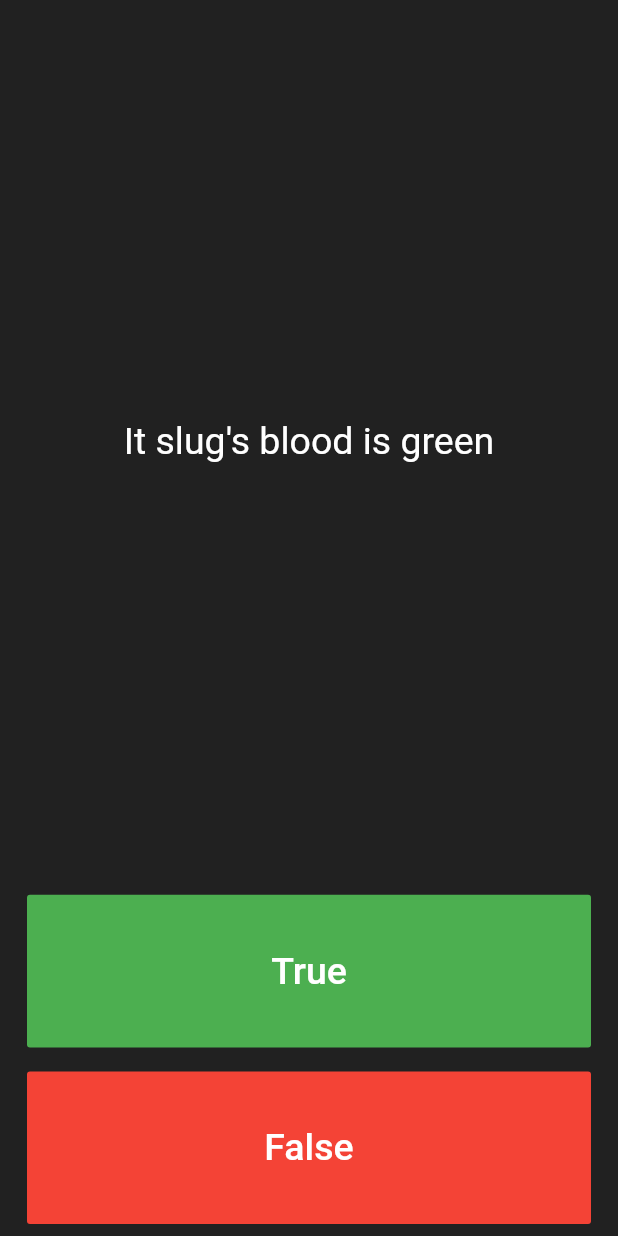
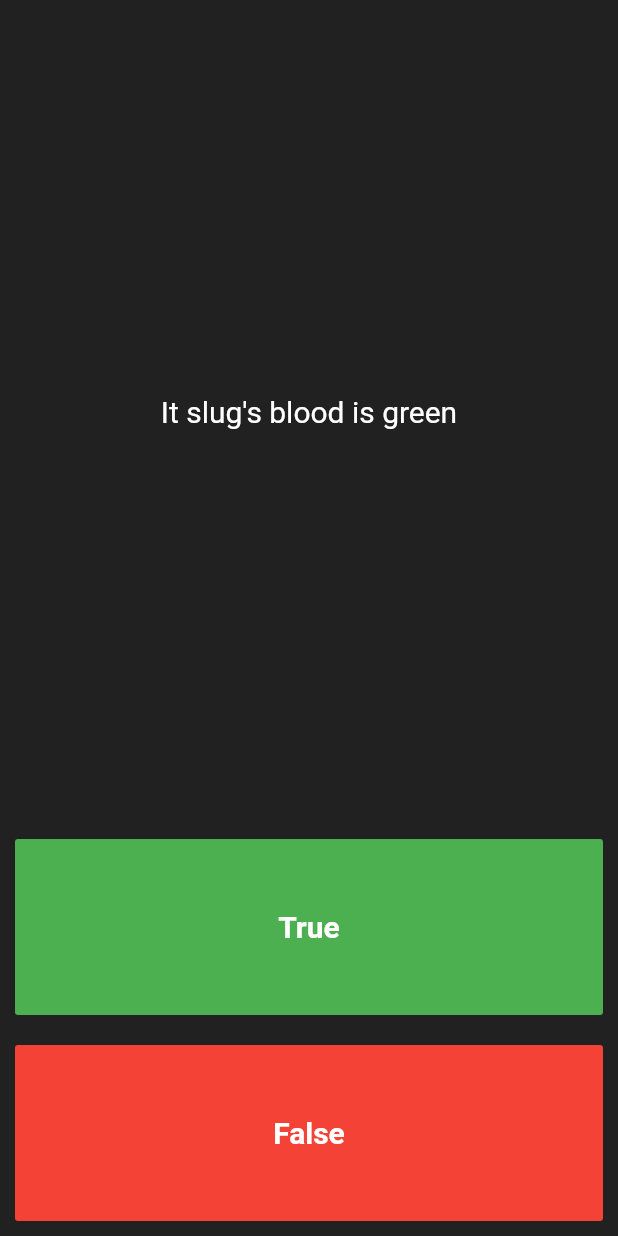
Before and after one commit to Jordan-erifried/QuizApp, a Flutter app: the screen it shows after launch, after a tap on "True", after a tap on "False", on a phone screen of 412 x 824 dp. Run offline on Flutter 3.47's test engine with Material 2 defaults, Android fonts, the phone set to English and light mode, and no system bars.

Commit message:
Question Checker in main.dart

```diff
--- a/lib/main.dart
+++ b/lib/main.dart
@@ -14,12 +14,9 @@ class Quizzler extends StatelessWidget {
       home: Scaffold(
         backgroundColor: Colors.grey.shade900,
         body: SafeArea(
-          child: Padding(
-            padding: EdgeInsets.symmetric(horizontal: 10.0),
           child: QuizPage(),
         ),
       ),
-      )
     );
   }
 }
@@ -32,13 +29,12 @@ class QuizPage extends StatefulWidget {
 }
 
 class _QuizPageState extends State<QuizPage> {
-
   List<Widget> scoreKeeper = [];
 
-  List<String> question = [
-    'You can lead a cow down stairs out not up stairs.',
-    'Approximately one quarter of human bones are in the feet',
-    'It slug\'s blood is green',
+  List<String> questions = [
+    'You can lead a cow down stairs out not stairs',
+    'Approximately one quarter of human bones are title feet',
+    'It slug\'s blood is green'
   ];
 
   List<bool> answers = [
@@ -53,15 +49,15 @@ class _QuizPageState extends State<QuizPage> {
       crossAxisAlignment: CrossAxisAlignment.stretch,
       children: <Widget>[
        Expanded(
-          flex: 5,
+         flex: 4,
          child: Padding(
-            padding: const EdgeInsets.all(8.0),
+           padding: const EdgeInsets.all(10.0),
            child: Center(
              child: Text(
-               question[questionNumber],
+               questions[questionNumber],
                style: TextStyle(
                  color: Colors.white,
-                  fontSize: 25.0,
+                 fontSize: 20.0,
                ),
                textAlign: TextAlign.center,
              ),
@@ -71,14 +67,46 @@ class _QuizPageState extends State<QuizPage> {
 
         Expanded(
            child: Padding(
-            padding: const EdgeInsets.all(8.0),
+             padding: EdgeInsets.all(10.0),
              child: FlatButton(
+               onPressed: () {
+
+                 bool correctAnswer = answers[questionNumber];
+
+                 if (correctAnswer == true) {
+                   print('user got it right !');
+                 } else {
+                   print('user got it wrong !');
+                 }
+
+                 setState(() {
+                 questionNumber++;
+                 print(questionNumber);
+               });
+               },
                color: Colors.green,
+               child: Text(
+                 'True',
+                 style: TextStyle(
+                   color: Colors.white,
+                   fontSize: 20.0,
+                   fontWeight: FontWeight.bold,
+                 ),
+               ),
+             ),
+           ),
+        ),
+
+        Expanded(
+          child: Padding(
+            padding: EdgeInsets.all(10.0),
+            child: FlatButton(
               onPressed: () {
-                bool correcteAnswer = answers[questionNumber];
 
-                if (correcteAnswer == true) {
-                  print('user got it right!');
+                bool correctAnswer =answers[questionNumber];
+
+                if (correctAnswer == false) {
+                  print('user got it right');
                 } else {
                   print('user got it wrong');
                 }
@@ -86,42 +114,16 @@ class _QuizPageState extends State<QuizPage> {
                 setState(() {
                  questionNumber++;
                 });
+
                 print(questionNumber);
               },
-              child: Text(
-                'True',
-                style: TextStyle(
-                  color: Colors.white,
-                  fontSize: 25.0,
-                )
-              ),
-            ),
-          ),
-        ),
-
-        Expanded(
-          child: Padding(
-            padding: const EdgeInsets.all(8.0),
-            child: FlatButton(
               color: Colors.red,
-              onPressed: () {
-                bool correctAnswer = answers[questionNumber];
-
-                if (correctAnswer == false) {
-                  print('user got it right!');
-                } else {
-                  print('user got it wrong');
-                }
-                setState(() {
-                  questionNumber++;
-                });
-                print(questionNumber);
-              },
               child: Text(
                   'False',
                 style: TextStyle(
                   color: Colors.white,
-                  fontSize: 25.0,
+                  fontWeight: FontWeight.bold,
+                  fontSize: 20
                 ),
               ),
             ),
```
Lines whose indentation alone changed are shown as unchanged.
